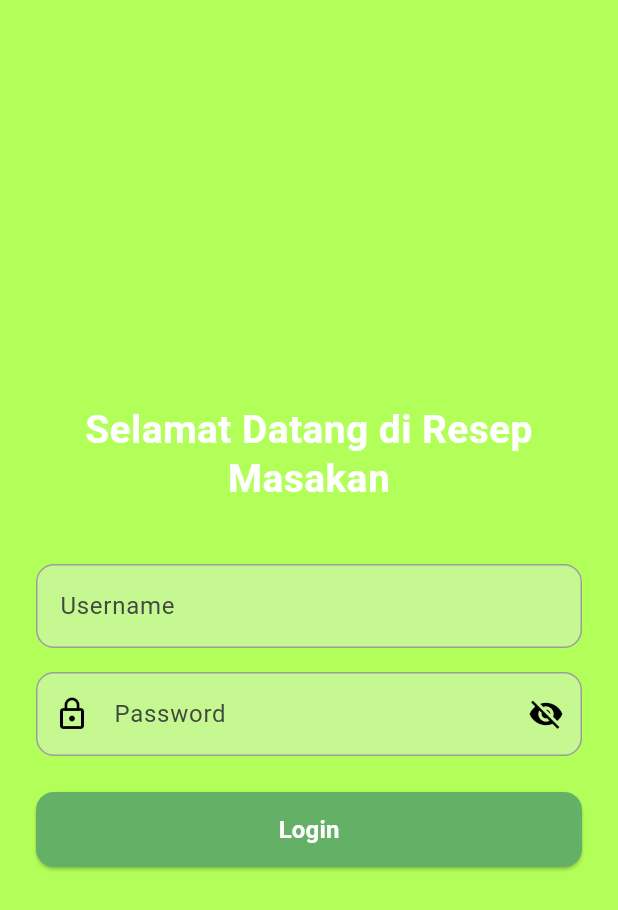
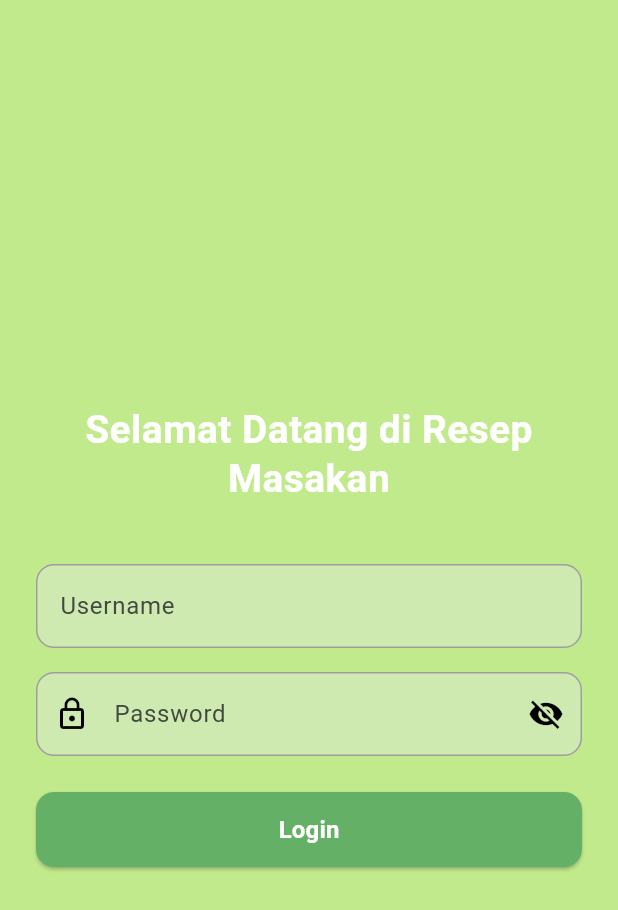
Before and after one commit to Titanium0079/152_ResponsiMobile_SI-E, a Flutter app: the screen it shows after launch, on a phone screen of 412 x 824 dp. Shown: the top 910 px of the screen. Run offline on Flutter 3.47's test engine with Material 3 defaults, Android fonts, the phone set to English and light mode, and no system bars; our stand-ins replace shared_preferences.

Commit message:
update warna background login

```diff
--- a/lib/pages/login_page.dart
+++ b/lib/pages/login_page.dart
@@ -70,7 +70,7 @@ class _LoginPageState extends State<LoginPage> {
   @override
   Widget build(BuildContext context) {
     return Scaffold(
-      backgroundColor: Colors.lightGreenAccent,
+      backgroundColor: const Color.fromARGB(255, 192, 234, 140),
       body: SafeArea(
         child: Center(
           child: SingleChildScrollView(
```
